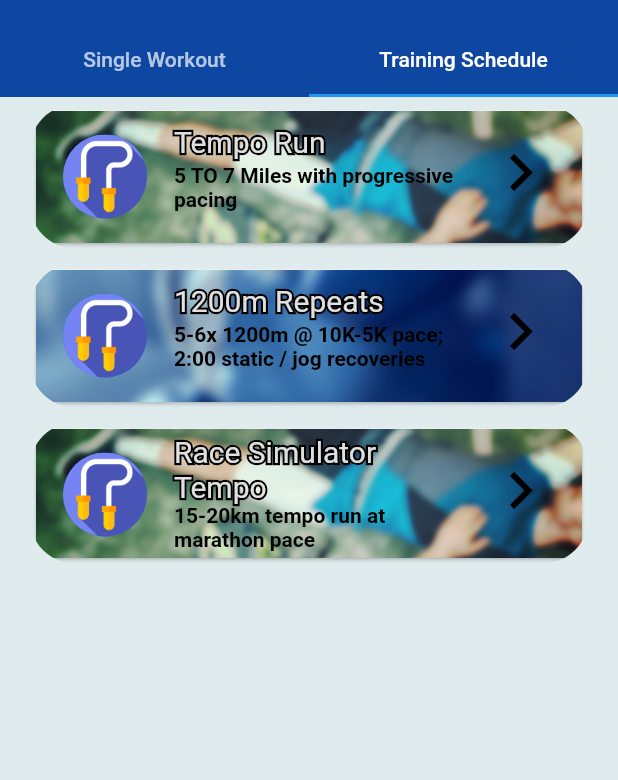
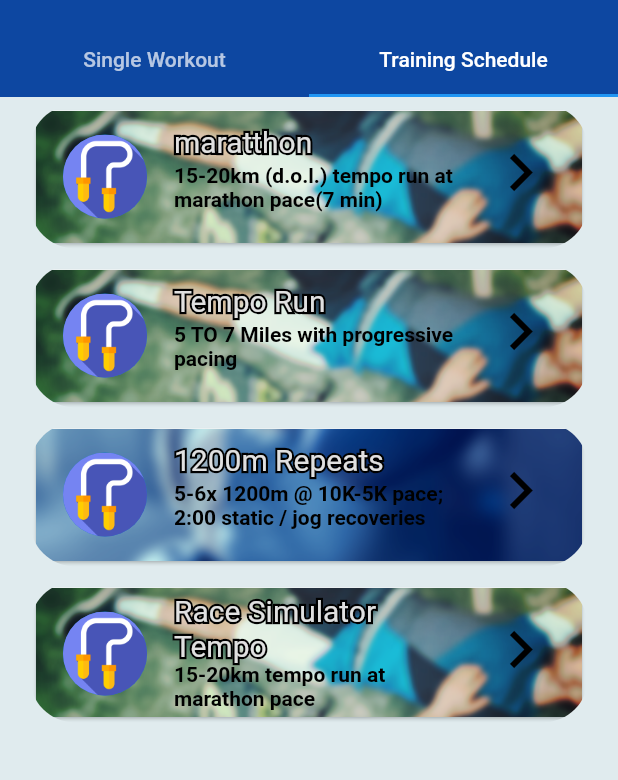
Before and after one commit to EnnyGit/PRJD-ClassF-Team4, a Flutter app: the ChooseTraining screen opened by its route, tab 2 chosen, on a phone screen of 412 x 824 dp, the part 59-839 px from its top. Run offline on Flutter 3.47's test engine with Material 2 defaults, Android fonts, the phone set to English and light mode, and no system bars; our stand-ins replace fl_chart, flutter_spinkit; network calls fail; statements that could not run were skipped.

Commit message:
new exsersie and lvls have been given to them

```diff
--- a/app-prototype/lib/pages/weeklyworkouts.dart
+++ b/app-prototype/lib/pages/weeklyworkouts.dart
@@ -6,9 +6,42 @@ import 'package:ninja_id_project/services/training.dart';
 class WeeklyWorkouts extends StatelessWidget {
 
   List<Training> trainings = [
-      Training(name: "Tempo Run", color: Colors.red, duration: '30-45 min', image: 'assets/tennis1.png', details: '5 TO 7 Miles with progressive pacing', description: 'Jack Daniels popularized “cruise intervals” in his book Daniels’ Running Formula, and I’ve found them to be the perfect start to your more intense marathon training. Start with six to eight 1,000m repeats, jogging for only 200 meters between each repeat. Run these at between 10K and 15K race pace. It’s a good idea to start them at 15K pace and progress to 10K pace during your last repeats if possible.'),
-      Training(name: "1200m Repeats", color: Colors.red, duration: '30 min', image: 'assets/boxing1.png', details: '5-6x 1200m @ 10K-5K pace; 2:00 static / jog recoveries', description: 'In Workout 2, you double the distance of the repeat as well as the recovery jog from Workout 1. The pace may be slightly slower, but not by much. Again, work on running a strong steady pace and focus on volume of running, not speed. Complete at least four and up to five repetitions. Make you last two repetitions your strongest. Many runners find that starting this workout at half marathon pace and progressing down to near 10K race pace is ideal.'),
-      Training(name: "Race Simulator Tempo ", color: Colors.yellow, duration: '20-25 min',  image: 'assets/tennis1.png', details: '15-20km tempo run at marathon pace', description: 'I’m a fan of Yasso 800s (I’m also a fan of Bart Yasso, the workout’s eponym). This workout not only provides a great stimulus to get fitter, but is also a good predictor of your marathon potential.'),
+    Training(name: "maratthon",
+        color: Colors.yellow,
+        duration: '20-25 min (d.o.l.)',
+        image: 'assets/tennis1.png',
+        details: '15-20km (d.o.l.) tempo run at marathon pace(7 min)',
+        description: 'this schedual is made to help you build up the strength to run a marathon',
+        speedlvl: 3,
+        endurancelvl: 3,
+        sleeplvl:  1
+        ),
+      Training(name: "Tempo Run",
+        color: Colors.red,
+        duration: '30-45 min', image: 'assets/tennis1.png',
+        details: '5 TO 7 Miles with progressive pacing',
+        description: 'Jack Daniels popularized “cruise intervals” in his book Daniels’ Running Formula, and I’ve found them to be the perfect start to your more intense marathon training. Start with six to eight 1,000m repeats, jogging for only 200 meters between each repeat. Run these at between 10K and 15K race pace. It’s a good idea to start them at 15K pace and progress to 10K pace during your last repeats if possible.',
+        speedlvl: 0,
+        endurancelvl: 2,
+        sleeplvl:  1),
+      Training(name: "1200m Repeats",
+        color: Colors.red, duration: '30 min',
+        image: 'assets/boxing1.png',
+        details: '5-6x 1200m @ 10K-5K pace; 2:00 static / jog recoveries',
+        description: 'In Workout 2, you double the distance of the repeat as well as the recovery jog from Workout 1. The pace may be slightly slower, but not by much. Again, work on running a strong steady pace and focus on volume of running, not speed. Complete at least four and up to five repetitions. Make you last two repetitions your strongest. Many runners find that starting this workout at half marathon pace and progressing down to near 10K race pace is ideal.',
+        speedlvl: 0,
+        endurancelvl: 2,
+        sleeplvl:  1
+      ),
+      Training(name: "Race Simulator Tempo ",
+        color: Colors.yellow, duration: '20-25 min',
+        image: 'assets/tennis1.png',
+        details: '15-20km tempo run at marathon pace',
+        description: 'I’m a fan of Yasso 800s (I’m also a fan of Bart Yasso, the workout’s eponym). This workout not only provides a great stimulus to get fitter, but is also a good predictor of your marathon potential.',
+        speedlvl: 0,
+        endurancelvl: 2,
+        sleeplvl:  1
+        ),
     ];
 
   @override
```
Also changed, not shown: app-prototype/lib/pages/singleworkouts.dart (+48 -10 lines).
